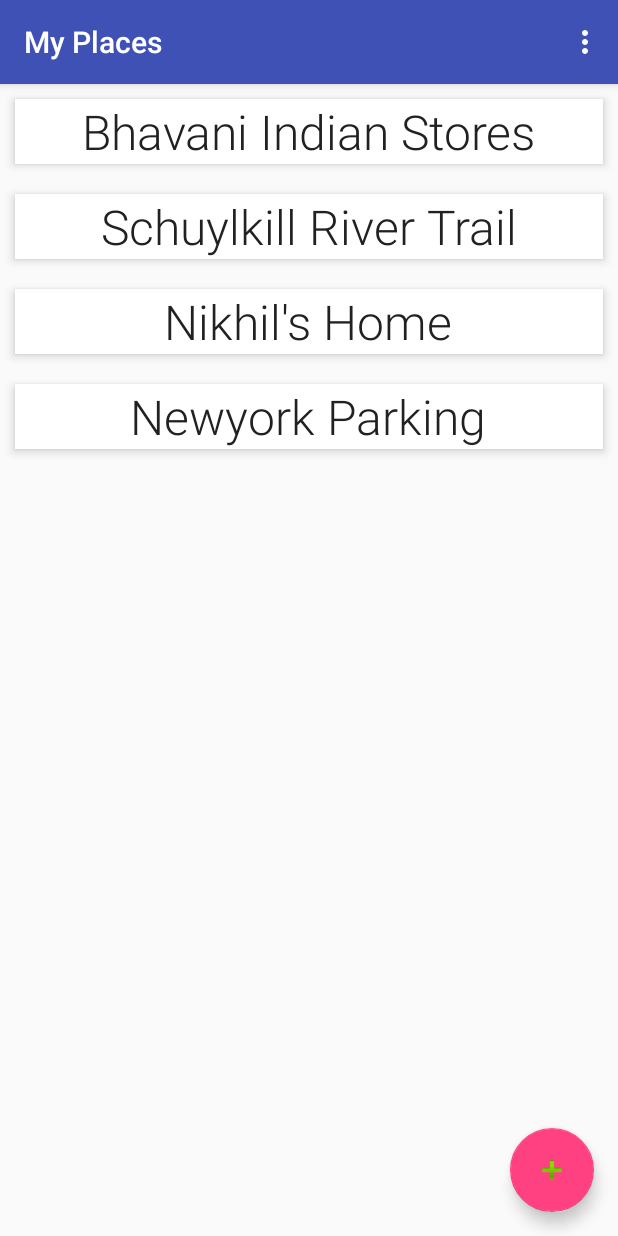
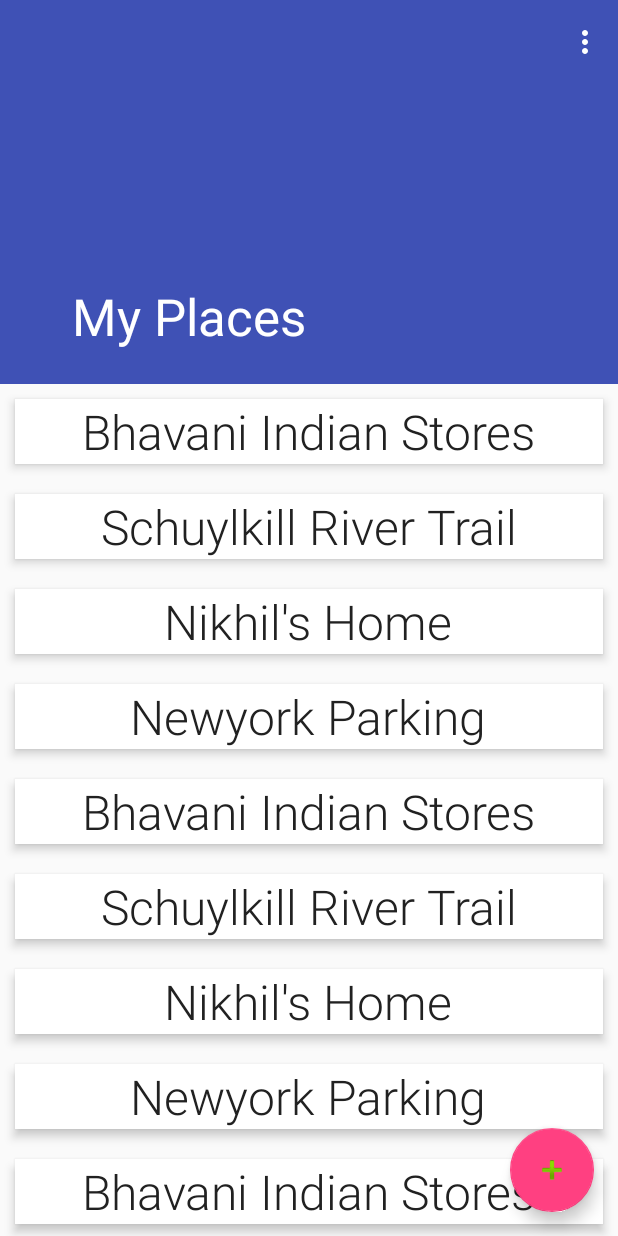
Before and after one commit to KarthicK10/AND_Capstone, an Android app: the screen it shows after launch (MainActivity), on a phone screen of 412 x 824 dp. Run offline under Robolectric (Android 15) with nearby library versions, the phone set to English and light mode, and no system bars.

Commit message:
feat: Coordinator Layout and CollapsingToolbar Layout for Main activity.

```diff
--- a/MyPlaces/app/build.gradle
+++ b/MyPlaces/app/build.gradle
@@ -27,5 +27,6 @@ dependencies {
     compile 'com.android.support:appcompat-v7:25.1.0'
     compile 'com.android.support:design:25.1.0'
     compile 'com.android.support:support-v4:25.1.0'
+    compile 'com.android.support:recyclerview-v7:25.1.0'
     testCompile 'junit:junit:4.12'
 }
--- a/MyPlaces/app/src/main/AndroidManifest.xml
+++ b/MyPlaces/app/src/main/AndroidManifest.xml
@@ -10,8 +10,7 @@
         android:theme="@style/AppTheme">
         <activity
             android:name=".MainActivity"
-            android:label="@string/app_name"
-            android:theme="@style/AppTheme.NoActionBar">
+            android:label="@string/app_name">
             <intent-filter>
                 <action android:name="android.intent.action.MAIN" />
 
--- a/MyPlaces/app/src/main/java/com/example/karthick/myplaces/PlacesAdapter.java
+++ b/MyPlaces/app/src/main/java/com/example/karthick/myplaces/PlacesAdapter.java
@@ -20,6 +20,14 @@ import java.util.List;
 public class PlacesAdapter extends RecyclerView.Adapter<PlacesAdapter.PlacesAdapterViewHolder>{
 
     public List<String> labelList = Arrays.asList(
+            "Bhavani Indian Stores",
+            "Schuylkill River Trail",
+            "Nikhil's Home",
+            "Newyork Parking",
+            "Bhavani Indian Stores",
+            "Schuylkill River Trail",
+            "Nikhil's Home",
+            "Newyork Parking",
             "Bhavani Indian Stores",
             "Schuylkill River Trail",
             "Nikhil's Home",
--- a/MyPlaces/app/src/main/res/layout/fragment_add.xml
+++ b/MyPlaces/app/src/main/res/layout/fragment_add.xml
@@ -1,13 +1,15 @@
-<FrameLayout xmlns:android="http://schemas.android.com/apk/res/android"
-    xmlns:tools="http://schemas.android.com/tools"
+<LinearLayout
+    xmlns:android="http://schemas.android.com/apk/res/android"
     android:layout_width="match_parent"
     android:layout_height="match_parent"
-    tools:context="com.example.karthick.myplaces.AddFragment">
+    android:orientation="vertical">
 
-    <!-- TODO: Update blank fragment layout -->
-    <TextView
+    <android.support.v7.widget.Toolbar
+        android:id="@+id/toolbar"
         android:layout_width="match_parent"
-        android:layout_height="match_parent"
-        android:text="@string/hello_blank_fragment" />
+        android:layout_height="?attr/actionBarSize"
+        android:background="@android:color/white" />
 
-</FrameLayout>
+
+
+</LinearLayout>
--- a/MyPlaces/app/src/main/res/layout/fragment_main.xml
+++ b/MyPlaces/app/src/main/res/layout/fragment_main.xml
@@ -1,29 +1,47 @@
 <?xml version="1.0" encoding="utf-8"?>
-<FrameLayout
-    xmlns:android="http://schemas.android.com/apk/res/android"
+<android.support.design.widget.CoordinatorLayout xmlns:android="http://schemas.android.com/apk/res/android"
     xmlns:app="http://schemas.android.com/apk/res-auto"
+        android:id="@+id/col"
         android:layout_width="match_parent"
         android:layout_height="match_parent"
-    >
-    <android.support.design.widget.CoordinatorLayout xmlns:android="http://schemas.android.com/apk/res/android"
-        xmlns:app="http://schemas.android.com/apk/res-auto"
-        xmlns:tools="http://schemas.android.com/tools"
+        android:fitsSystemWindows="true">
+
+    <android.support.design.widget.AppBarLayout
+        android:id="@+id/appbar"
+        android:layout_width="match_parent"
+        android:layout_height="256dp"
+        android:theme="@style/ThemeOverlay.AppCompat.Dark.ActionBar"
+        android:fitsSystemWindows="true">
+
+        <android.support.design.widget.CollapsingToolbarLayout
+            android:id="@+id/collapsing_toolbar"
             android:layout_width="match_parent"
             android:layout_height="match_parent"
+            app:layout_scrollFlags="scroll|exitUntilCollapsed"
             android:fitsSystemWindows="true"
-        tools:context="com.example.karthick.myplaces.MainActivity">
+            app:contentScrim="?attr/colorPrimary"
+            app:expandedTitleMarginStart="48dp"
+            app:expandedTitleMarginEnd="64dp"
+            app:title="@string/app_name">
 
-        <android.support.design.widget.AppBarLayout
+            <ImageView
+                android:id="@+id/backdrop"
                 android:layout_width="match_parent"
-            android:layout_height="wrap_content"
-            android:theme="@style/AppTheme.AppBarOverlay">
+                android:layout_height="match_parent"
+                android:scaleType="centerCrop"
+                android:fitsSystemWindows="true"
+                app:layout_collapseMode="parallax"/>
 
             <android.support.v7.widget.Toolbar
                 android:id="@+id/toolbar"
                 android:layout_width="match_parent"
                 android:layout_height="?attr/actionBarSize"
-                android:background="?attr/colorPrimary"
-                app:popupTheme="@style/AppTheme.PopupOverlay" />
+                app:popupTheme="@style/ThemeOverlay.AppCompat.Light"
+                app:layout_collapseMode="pin">
+
+            </android.support.v7.widget.Toolbar>
+
+        </android.support.design.widget.CollapsingToolbarLayout>
 
     </android.support.design.widget.AppBarLayout>
 
@@ -48,7 +66,7 @@
         android:paddingRight="@dimen/activity_horizontal_margin"
         android:paddingStart="@dimen/activity_horizontal_margin"
         android:paddingTop="@dimen/activity_vertical_margin"
-            android:text="@string/empty_places_list"/>
+        android:text=""/>
 
     <android.support.design.widget.FloatingActionButton
         android:id="@+id/fab"
@@ -59,6 +77,3 @@
         app:srcCompat="@android:drawable/ic_input_add" />
 
 </android.support.design.widget.CoordinatorLayout>
-
-
-</FrameLayout>
--- a/MyPlaces/app/src/main/res/values/styles.xml
+++ b/MyPlaces/app/src/main/res/values/styles.xml
@@ -1,20 +1,22 @@
 <resources>
 
     <!-- Base application theme. -->
-    <style name="AppTheme" parent="Theme.AppCompat.Light.DarkActionBar">
+    <style name="AppTheme" parent="Theme.AppCompat.Light.NoActionBar">
         <!-- Customize your theme here. -->
         <item name="colorPrimary">@color/colorPrimary</item>
         <item name="colorPrimaryDark">@color/colorPrimaryDark</item>
         <item name="colorAccent">@color/colorAccent</item>
+        <item name="toolbarStyle">@style/Toolbar</item>
     </style>
 
-    <style name="AppTheme.NoActionBar">
-        <item name="windowActionBar">false</item>
-        <item name="windowNoTitle">true</item>
+    <style name="AppTheme.Main" parent="@style/AppTheme" />
+
+    <style name="AppTheme.Details" parent="@style/AppTheme" />
+
+    <!-- main activity toolbar style -->
+    <style name="Toolbar" parent="Widget.AppCompat.Toolbar">
+        <item name="android:background">?attr/colorPrimary</item>
+        <item name="popupTheme">@style/Theme.AppCompat.Light</item>
     </style>
 
-    <style name="AppTheme.AppBarOverlay" parent="ThemeOverlay.AppCompat.Dark.ActionBar" />
-
-    <style name="AppTheme.PopupOverlay" parent="ThemeOverlay.AppCompat.Light" />
-
 </resources>
```
Lines whose indentation alone changed are shown as unchanged.
